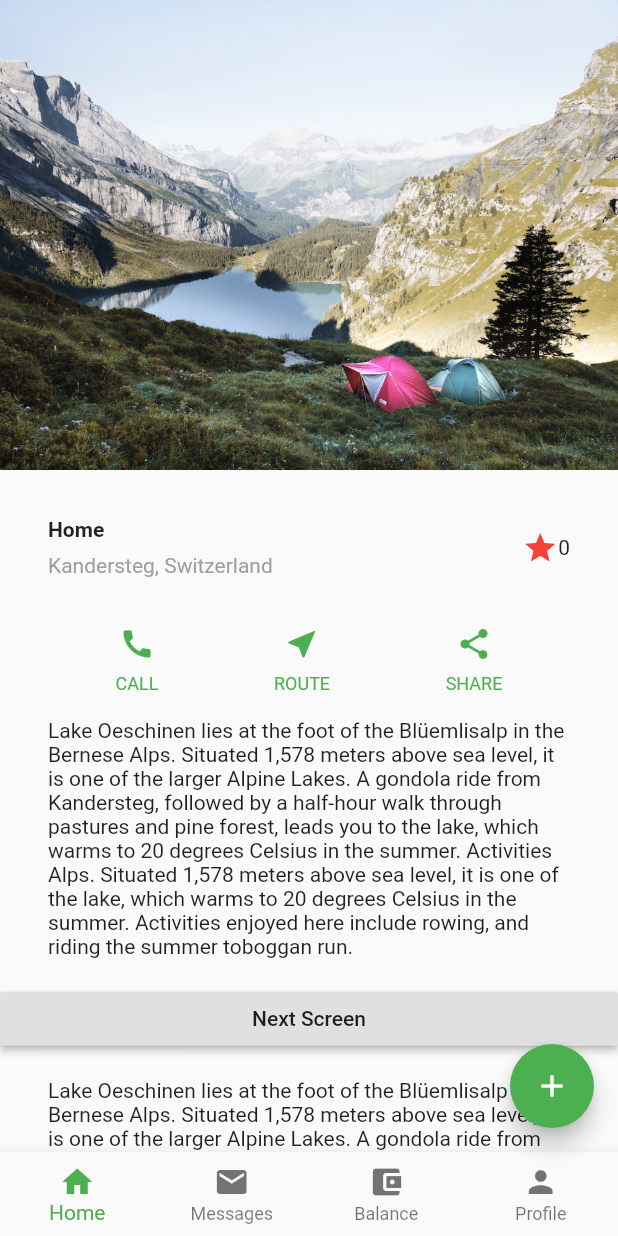
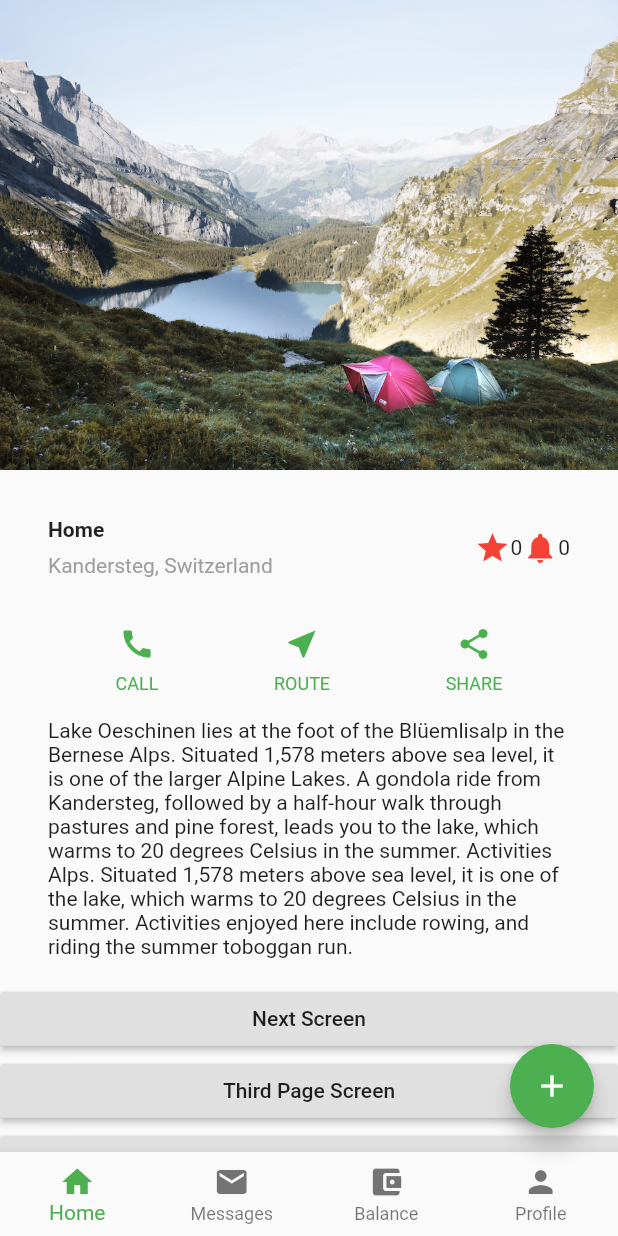
Before and after one commit to yohang88/flutter-learn, a Flutter app: the screen it shows after launch, on a phone screen of 412 x 824 dp. Run offline on Flutter 3.47's test engine with Material 2 defaults, Android fonts, the phone set to English and light mode, and no system bars; our stand-ins replace google_maps_flutter.

Commit message:
basic BLoC
Signed-off-by: Yoga Hanggara <yohang88@gmail.com>

```diff
--- /dev/null
+++ b/lib/CounterBLoC.dart
@@ -0,0 +1,29 @@
+import 'dart:async';
+
+import 'CounterEvent.dart';
+
+class CounterBLoC{
+
+  int _counter = 0;
+
+  // init and get StreamController
+  final _counterStreamController = StreamController<int>();
+  StreamSink<int> get counter_sink => _counterStreamController.sink;
+
+  // expose data from stream
+  Stream<int> get stream_counter => _counterStreamController.stream;
+
+  final _counterEventController = StreamController<CounterEvent>();
+  // expose sink for input events
+  Sink <CounterEvent> get counter_event_sink => _counterEventController.sink;
+
+  CounterBLoC() {  _counterEventController.stream.listen(_count);  }
+
+
+  _count(CounterEvent event) => counter_sink.add(++_counter);
+
+  dispose(){
+    _counterStreamController.close();
+    _counterEventController.close();
+  }
+}
--- /dev/null
+++ b/lib/CounterEvent.dart
@@ -0,0 +1,3 @@
+abstract class CounterEvent{}
+
+class IncrementEvent extends CounterEvent{}
--- a/lib/screens/main/home.dart
+++ b/lib/screens/main/home.dart
@@ -1,5 +1,9 @@
 import 'package:flutter/material.dart';
 import 'package:flutter_app/screens/SecondPage.dart';
+import 'package:flutter_app/screens/ThirdPage.dart';
+
+import 'package:flutter_app/CounterBLoC.dart';
+import 'package:flutter_app/CounterEvent.dart';
 
 class HomeWidget extends StatefulWidget {
   HomeWidget({Key key, this.counter}) : super(key: key);
@@ -11,6 +15,9 @@ class HomeWidget extends StatefulWidget {
 }
 
 class _HomeState extends State<HomeWidget> {
+
+  final _bloc = CounterBLoC();
+
   @override
   Widget build(BuildContext context) {
 
@@ -48,6 +55,17 @@ class _HomeState extends State<HomeWidget> {
             color: Colors.red[500],
           ),
           Text(widget.counter.toString()),
+          Icon(
+            Icons.notifications,
+            color: Colors.red[500],
+          ),
+          StreamBuilder(
+            stream: _bloc.stream_counter,
+            initialData: 0,
+            builder: (context, snapshot) {
+              return Text(snapshot.data.toString());
+            },
+          ),
         ],
       ),
     );
@@ -99,6 +117,23 @@ class _HomeState extends State<HomeWidget> {
               );
             },
           ),
+          new RaisedButton(
+            child: new Text('Third Page Screen'),
+            onPressed: () {
+              Navigator.push(
+                context,
+                new MaterialPageRoute(
+                  builder: (context) => new ThirdPage(),
+                ),
+              );
+            },
+          ),
+          new RaisedButton(
+            child: new Text('Add Counter'),
+            onPressed: () {
+              _bloc.counter_event_sink.add(IncrementEvent());
+            },
+          ),
           textSection,
           textSection,
         ]
--- a/pubspec.yaml
+++ b/pubspec.yaml
@@ -45,7 +45,6 @@ flutter:
   # To add assets to your application, add an assets section, like this:
   assets:
   - images/lake.jpg
-  - images/lake2.jpg
   #  - images/a_dot_ham.jpeg
 
   # An image asset can refer to one or more resolution-specific "variants", see
```
Also changed, not shown: lib/screens/ThirdPage.dart (added, +46 -0 lines), images/lake2.jpg (deleted).
